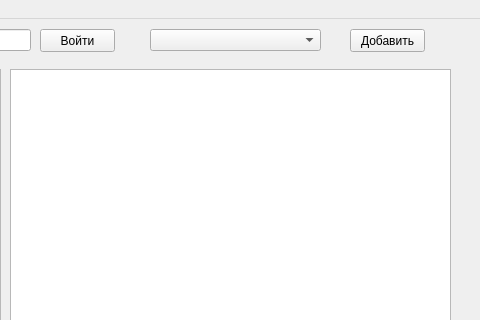
Before: the Qt Designer form mygui/main.ui in vanobl/homework, drawn with Qt 5; both pictures show x 160 to 640 and y 0 to 320 of the 640 by 480 pixel window.
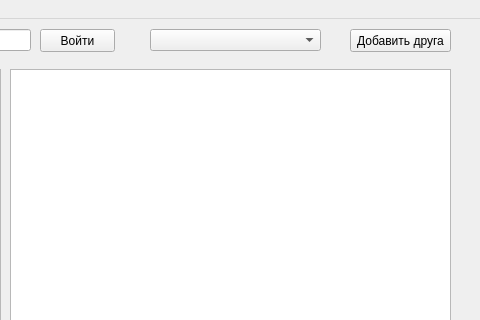
After: the same form once the commit is applied.

Commit message: other PySide

Diff of the .ui file:
```diff
--- a/mygui/main.ui
+++ b/mygui/main.ui
@@ -79,12 +79,12 @@
      <rect>
       <x>510</x>
       <y>10</y>
-      <width>75</width>
+      <width>101</width>
       <height>23</height>
      </rect>
     </property>
     <property name="text">
-     <string>Добавить</string>
+     <string>Добавить друга</string>
     </property>
    </widget>
    <widget class="QComboBox" name="list_users">
```
The commit also changes 1 other file.
